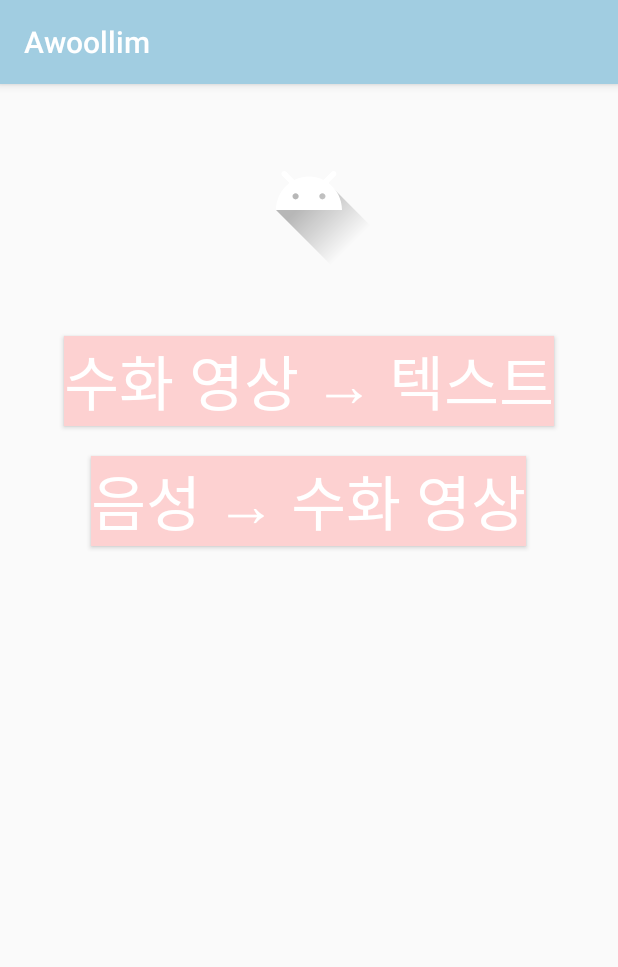
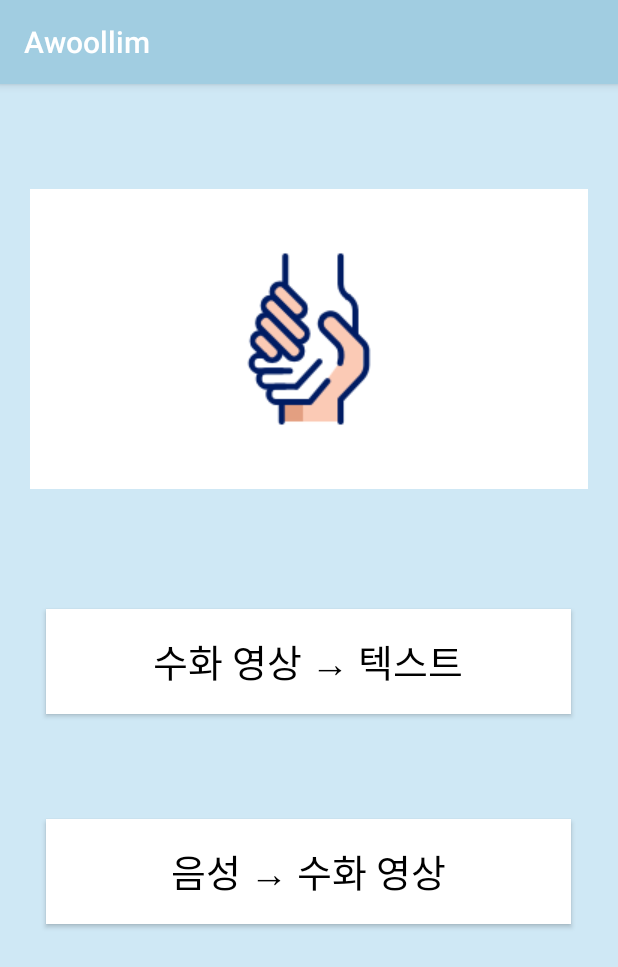
Before and after one commit to yelim1997/Awoollim, an Android app: the screen it shows after launch (MainActivity), on a phone screen of 412 x 824 dp. Shown: the top 967 px of the screen. Run offline under Robolectric (Android 15) with nearby library versions, the phone set to English and light mode, and no system bars.

Commit message:
ui 수정, splash 화면 제작

```diff
--- /dev/null
+++ b/app/src/main/java/com/example/awoollim/SplashActivity.java
@@ -0,0 +1,22 @@
+package com.example.awoollim;
+
+import android.app.Activity;
+import android.content.Intent;
+import android.os.Bundle;
+import android.os.PersistableBundle;
+
+public class SplashActivity extends Activity {
+
+    @Override
+    public void onCreate(Bundle savedInstanceState) {
+        super.onCreate(savedInstanceState);
+
+        try {
+            Thread.sleep(2500);
+        }catch (InterruptedException e){
+            e.printStackTrace();
+        }
+        startActivity(new Intent(this,MainActivity.class));
+        finish();
+    }
+}
--- /dev/null
+++ b/app/src/main/res/drawable/loading.xml
@@ -0,0 +1,10 @@
+<?xml version="1.0" encoding="utf-8"?>
+<layer-list xmlns:android="http://schemas.android.com/apk/res/android">
+    <item
+        android:drawable="@color/colorPrimary"/>
+    <item>
+        <bitmap
+            android:gravity="center"
+            android:src="@drawable/hand"/>
+    </item>
+</layer-list>
--- a/app/src/main/res/layout/activity_main.xml
+++ b/app/src/main/res/layout/activity_main.xml
@@ -9,37 +9,49 @@
     <LinearLayout
         android:layout_width="match_parent"
         android:layout_height="match_parent"
-        android:orientation="vertical">
+        android:orientation="vertical"
+        android:background="@color/colorPrimary">
 
         <ImageView
-            android:layout_width="wrap_content"
-            android:layout_height="wrap_content"
             android:id="@+id/imageview1"
-            android:src="@drawable/ic_launcher_foreground"
+            android:layout_width="match_parent"
+            android:layout_height="200dp"
             android:layout_gravity="center"
+            android:layout_marginTop="70dp"
+            android:layout_marginLeft="20dp"
+            android:layout_marginRight="20dp"
+            android:layout_marginBottom="30dp"
+            android:background="#FFFFFF"
             android:scaleType="center"
-            android:layout_margin="20dp"/>
+            android:src="@drawable/hand" />
 
         <Button
-            android:layout_width="wrap_content"
-            android:layout_height="wrap_content"
             android:id="@+id/btn1"
-            android:background="#FDD1D1"
-            android:textSize="40dp"
-            android:textColor="#FFFFFF"
+            android:layout_width="350dp"
+            android:layout_height="70dp"
+            android:layout_gravity="center"
+            android:layout_marginTop="50dp"
+            android:layout_marginLeft="30dp"
+            android:layout_marginRight="30dp"
+            android:layout_marginBottom="50dp"
+            android:background="#FFFFFF"
             android:text="수화 영상 → 텍스트"
-            android:layout_gravity="center"
-            android:layout_margin="20dp"/>
+            android:textColor="#000000"
+            android:textSize="25sp" />
 
         <Button
-            android:layout_width="wrap_content"
-            android:layout_height="wrap_content"
             android:id="@+id/btn2"
-            android:background="#FDD1D1"
-            android:textSize="40dp"
-            android:textColor="#FFFFFF"
+            android:layout_width="350dp"
+            android:layout_height="70dp"
+            android:layout_gravity="center"
+            android:layout_marginTop="20dp"
+            android:layout_marginLeft="30dp"
+            android:layout_marginRight="30dp"
+            android:layout_marginBottom="50dp"
+            android:background="#FFFFFF"
             android:text="음성 → 수화 영상"
-            android:layout_gravity="center" />
+            android:textColor="#000000"
+            android:textSize="25sp" />
 
     </LinearLayout>
 
--- a/app/src/main/res/layout/activity_main2.xml
+++ b/app/src/main/res/layout/activity_main2.xml
@@ -9,7 +9,8 @@
     <LinearLayout
         android:layout_width="match_parent"
         android:layout_height="match_parent"
-        android:orientation="vertical">
+        android:orientation="vertical"
+        android:background="@color/colorPrimary">
 
         <TextView
             android:layout_width="wrap_content"
--- a/app/src/main/res/values/colors.xml
+++ b/app/src/main/res/values/colors.xml
@@ -1,6 +1,6 @@
 <?xml version="1.0" encoding="utf-8"?>
 <resources>
-    <color name="colorPrimary">#008577</color>
+    <color name="colorPrimary">#CFE8F5</color>
     <color name="colorPrimaryDark">#00574B</color>
     <color name="colorAccent">#D81B60</color>
 </resources>
--- a/app/src/main/res/values/styles.xml
+++ b/app/src/main/res/values/styles.xml
@@ -8,4 +8,8 @@
         <item name="colorAccent">@color/colorAccent</item>
     </style>
 
+    <style name="SplashTheme" parent="@android:style/Theme.Light.NoTitleBar">
+        <item name = "android:windowBackground">@drawable/loading </item>
+       </style>
+
 </resources>
```
Also changed, not shown: app/src/main/AndroidManifest.xml (+15 -9 lines), app/src/main/res/layout/activity_main3.xml (+11 -9 lines), app/src/main/res/drawable-v24/hand.png (added).
